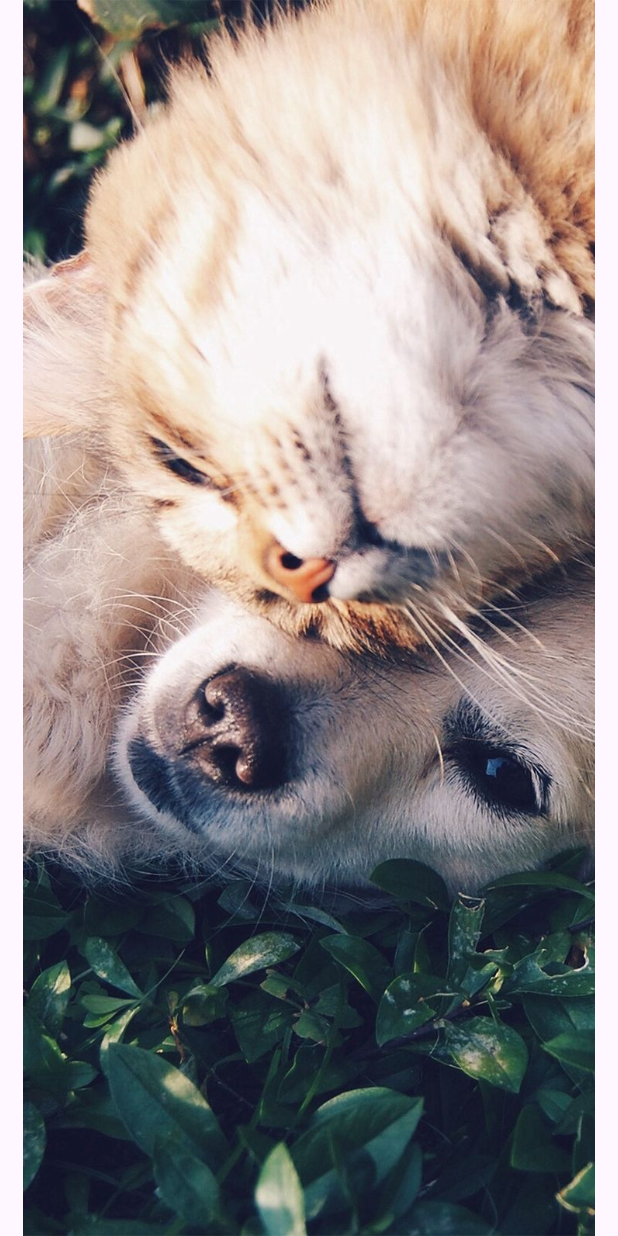
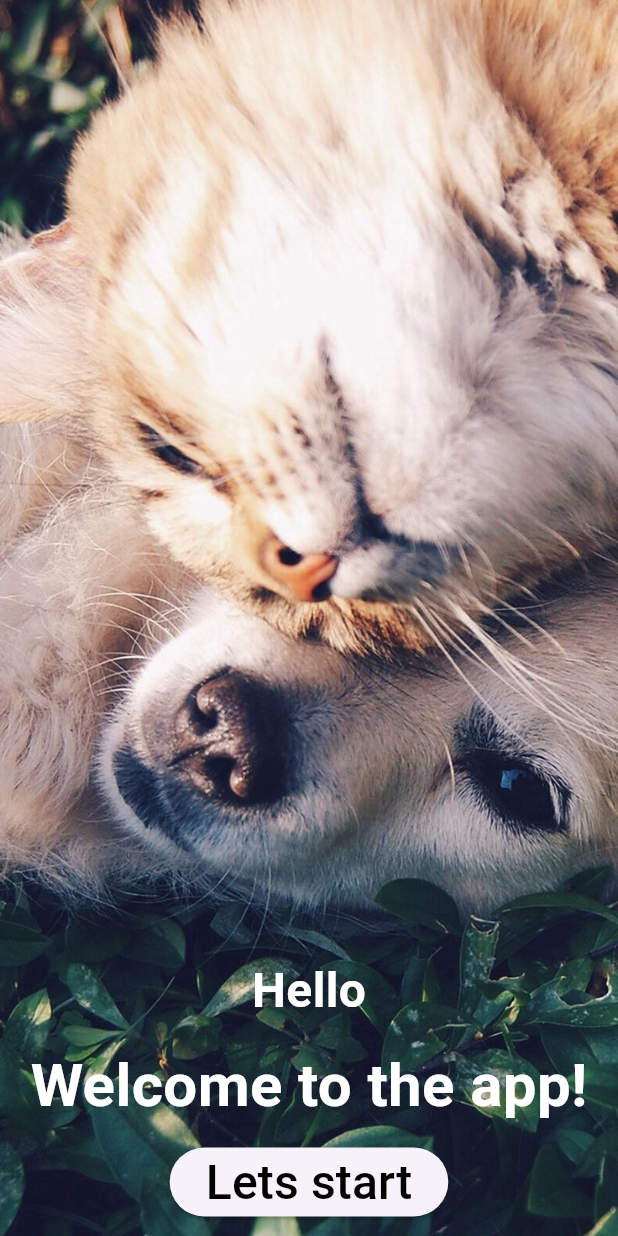
Before and after one commit to PetarJovanovic996/my_pet, a Flutter app: the screen it shows after launch, on a phone screen of 412 x 824 dp. Run offline on Flutter 3.47's test engine with Material 3 defaults, Android fonts, the phone set to English and light mode, and no system bars; our stand-ins replace flutter_bloc; generated files the repository leaves out were written again.

Commit message:
preparing welcome screen

```diff
--- a/lib/l10n/app_en.arb
+++ b/lib/l10n/app_en.arb
@@ -3,5 +3,8 @@
   "hello": "Hello",
   "@hello": {},
   "welcome": "Welcome to the app!",
-  "@welcome": {}
+  "@welcome": {},
+  "welcomeButton": "Lets start",
+  "@welcomeButton": {}
+
 }
--- a/lib/l10n/app_sr.arb
+++ b/lib/l10n/app_sr.arb
@@ -3,5 +3,7 @@
   "hello": "Zdravo",
   "@hello": {},
   "welcome": "Dobrodošli u aplikaciju!",
-  "@welcome": {}
+  "@welcome": {},
+   "welcomeButton": "Zapocni",
+  "@welcomeButton": {}
 }
--- a/lib/presentations/screens/welcome_view_screen.dart
+++ b/lib/presentations/screens/welcome_view_screen.dart
@@ -1,4 +1,5 @@
 import 'package:flutter/material.dart';
+import 'package:flutter_gen/gen_l10n/app_localizations.dart';
 
 class WelcomeViewScreen extends StatelessWidget {
   const WelcomeViewScreen({super.key});
@@ -6,7 +7,48 @@ class WelcomeViewScreen extends StatelessWidget {
   @override
   Widget build(BuildContext context) {
     return Scaffold(
-      body: Center(child: Image.asset('assets/images/hello.jpg')),
+      body: Stack(
+        children: [
+          Positioned.fill(
+            child: Image.asset('assets/images/hello.jpg', fit: BoxFit.cover),
+          ),
+          SafeArea(
+            child: Center(
+              child: Column(
+                mainAxisAlignment: MainAxisAlignment.end,
+                children: [
+                  Text(
+                    AppLocalizations.of(context)!.hello,
+                    style: TextStyle(
+                      fontSize: 32,
+                      color: Colors.white,
+                      fontWeight: FontWeight.bold,
+                    ),
+                  ),
+                  SizedBox(height: 12),
+                  Text(
+                    AppLocalizations.of(context)!.welcome,
+                    style: TextStyle(
+                      fontSize: 40,
+                      color: Colors.white,
+                      fontWeight: FontWeight.bold,
+                    ),
+                  ),
+                  SizedBox(height: 12),
+                  ElevatedButton(
+                    onPressed: () {},
+                    child: Text(
+                      AppLocalizations.of(context)!.welcomeButton,
+                      style: TextStyle(fontSize: 32, color: Colors.black),
+                    ),
+                  ),
+                  SizedBox(height: 12),
+                ],
+              ),
+            ),
+          ),
+        ],
+      ),
     );
   }
 }
```
